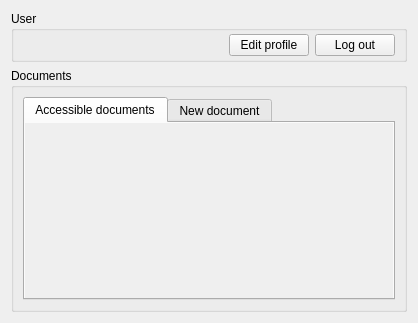
Before: the Qt Designer form CLIENT/GUI/ui/gui_menu.ui in GiuliCler/GIMPteam, drawn with Qt 5.
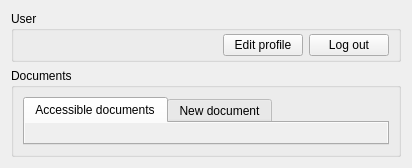
After: the same form once the commit is applied. Icons and pictures are not drawn.

Commit message:
Bug fix: resize window
Chiudere il document portava la window ad una size sbagliata e non manteneva l'eventuale precedente stato di Maximized

Patch:
```diff
--- a/CLIENT/GUI/ui/gui_menu.ui
+++ b/CLIENT/GUI/ui/gui_menu.ui
@@ -2,14 +2,6 @@
 <ui version="4.0">
  <class>GUI_Menu</class>
  <widget class="QWidget" name="GUI_Menu">
-  <property name="geometry">
-   <rect>
-    <x>0</x>
-    <y>0</y>
-    <width>418</width>
-    <height>323</height>
-   </rect>
-  </property>
   <property name="windowTitle">
    <string>Form</string>
   </property>
```
The commit also changes 4 other files.
